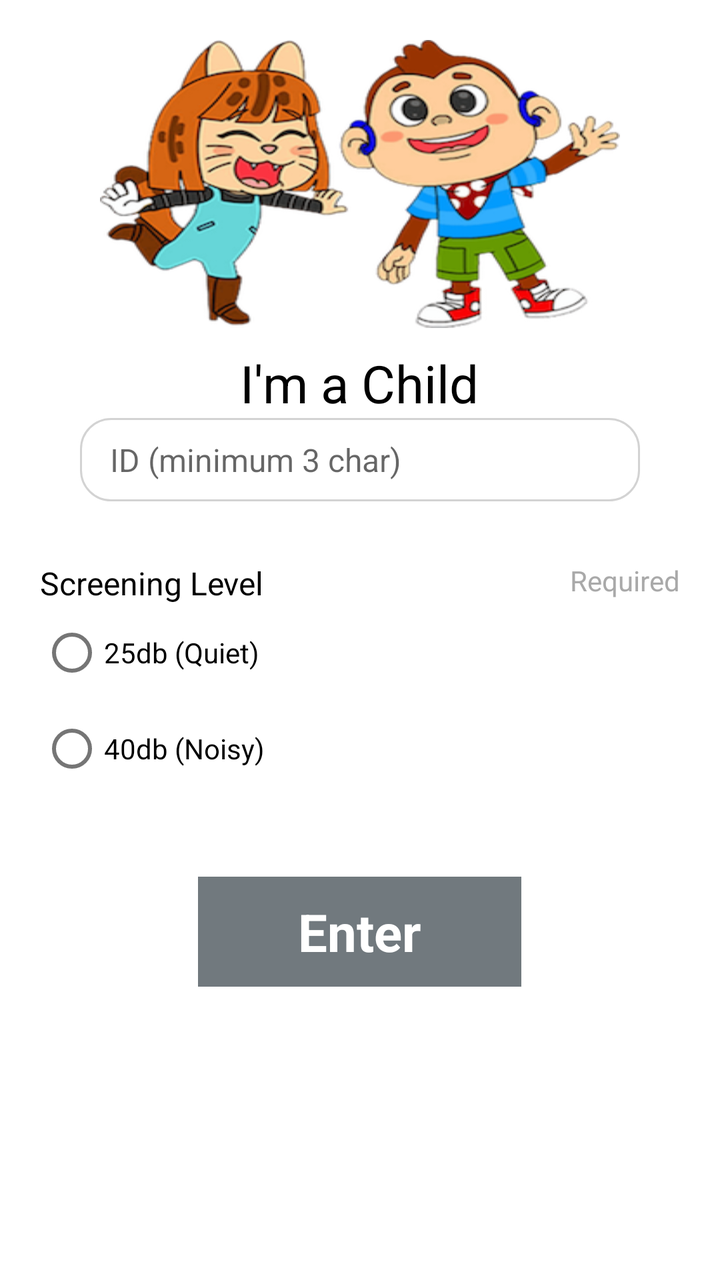
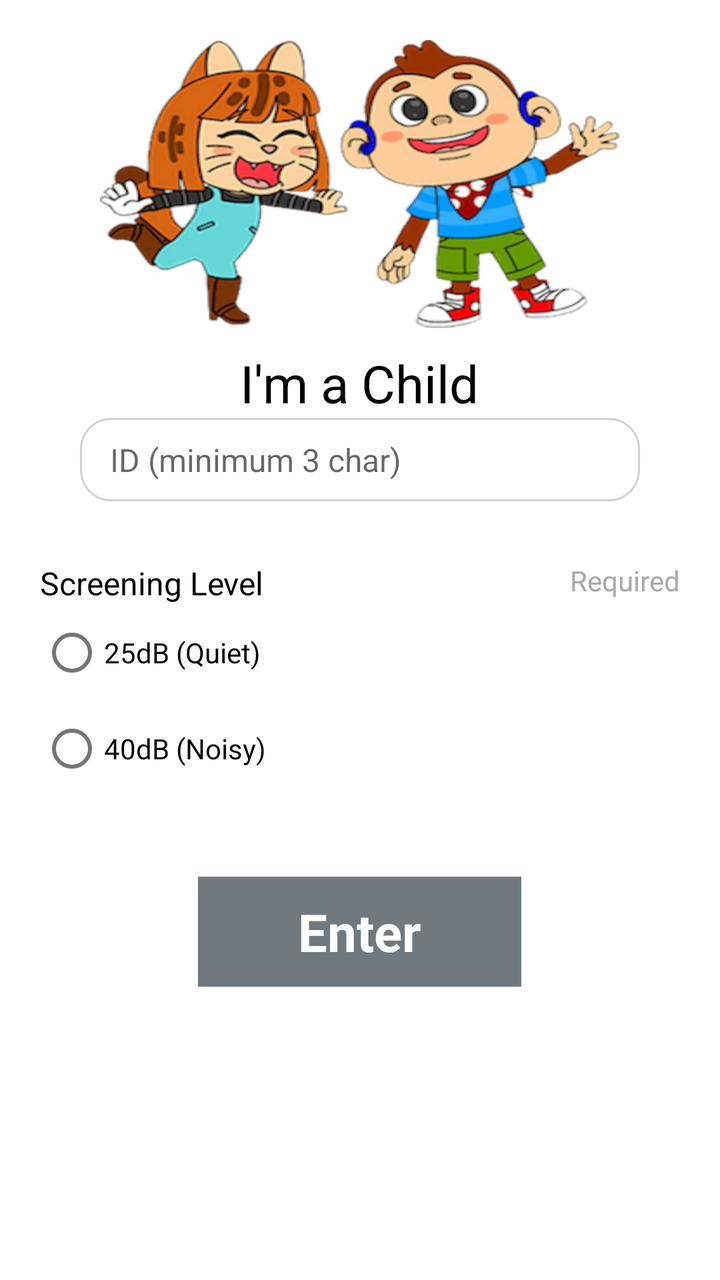

The first picture is an Android layout as it rendered before a commit; the second is the same layout after the commit. The layout source and the unified diff follow.
<!-- AndroidManifest.xml: application theme Theme.IAhead -->
<!-- res/layout/activity_enterid.xml -->
<?xml version="1.0" encoding="utf-8"?>
<LinearLayout xmlns:android="http://schemas.android.com/apk/res/android"
    android:layout_width="match_parent"
    android:layout_height="match_parent"
    android:orientation="vertical">

    <ScrollView
        android:layout_width="match_parent"
        android:layout_height="match_parent">

    <LinearLayout
        android:layout_width="match_parent"
        android:layout_height="match_parent"
        android:orientation="vertical">

    <ImageView
        android:id="@+id/iv_twin"
        android:layout_marginTop="20dp"
        android:background="@drawable/twin"
        android:layout_gravity="center_horizontal"
        android:layout_width="260dp"
        android:layout_height="144dp"/>

    <TextView
        android:id="@+id/tv_type"
        android:layout_width="wrap_content"
        android:layout_height="wrap_content"
        android:text="I'm a Child"
        android:textSize="26dp"
        android:textColor="@color/black"
        android:layout_marginTop="10dp"
        android:layout_gravity="center_horizontal"/>

    <EditText
        android:paddingLeft="15dp"
        android:paddingRight="15dp"
        android:paddingBottom="10dp"
        android:paddingTop="10dp"
        android:layout_gravity="center_horizontal"
        android:background="@drawable/et_white"
        android:singleLine="true"
        android:id="@+id/et_id"
        android:layout_width="280dp"
        android:layout_height="wrap_content"
        android:hint="ID (minimum 3 char)"
        android:textSize="16dp"
        android:textColor="@color/black"/>

    <EditText
        android:layout_marginTop="15dp"
        android:paddingLeft="15dp"
        android:paddingRight="15dp"
        android:paddingBottom="10dp"
        android:paddingTop="10dp"
        android:layout_gravity="center_horizontal"
        android:background="@drawable/et_white"
        android:singleLine="true"
        android:id="@+id/et_name"
        android:layout_width="280dp"
        android:layout_height="wrap_content"
        android:hint="Name"
        android:textSize="16dp"
        android:visibility="gone"
        android:textColor="@color/black"/>

    <EditText
        android:visibility="gone"
        android:layout_marginTop="15dp"
        android:paddingLeft="15dp"
        android:paddingRight="15dp"
        android:paddingBottom="10dp"
        android:paddingTop="10dp"
        android:layout_gravity="center_horizontal"
        android:background="@drawable/et_white"
        android:singleLine="true"
        android:id="@+id/et_phone"
        android:layout_width="280dp"
        android:layout_height="wrap_content"
        android:hint="Phone Number"
        android:textSize="16dp"
        android:inputType="number"
        android:textColor="@color/black"/>

    <EditText
        android:visibility="gone"
        android:layout_marginTop="15dp"
        android:paddingLeft="15dp"
        android:paddingRight="15dp"
        android:paddingBottom="10dp"
        android:paddingTop="10dp"
        android:layout_gravity="center_horizontal"
        android:background="@drawable/et_white"
        android:singleLine="true"
        android:id="@+id/et_email"
        android:layout_width="280dp"
        android:layout_height="wrap_content"
        android:hint="Email Address"
        android:textSize="16dp"
        android:textColor="@color/black"/>
        <RelativeLayout
            android:visibility="gone"
            android:id="@+id/rl_calendar"
            android:gravity="center_horizontal"
            android:layout_marginTop="15dp"
            android:orientation="horizontal"
            android:layout_width="match_parent"
            android:layout_height="wrap_content">

            <EditText
                android:focusableInTouchMode="false"
                android:focusable="false"
                android:clickable="false"
                android:paddingLeft="40dp"
                android:paddingRight="15dp"
                android:paddingBottom="10dp"
                android:paddingTop="10dp"
                android:background="@drawable/et_white"
                android:singleLine="true"
                android:id="@+id/et_calendar"
                android:layout_width="280dp"
                android:layout_height="wrap_content"
                android:hint="Date of Birth"
                android:textSize="16dp"
                android:textColor="@color/black"/>

            <TextView
                android:layout_width="wrap_content"
                android:layout_height="wrap_content"
                android:layout_marginStart="12dp"
                android:layout_marginTop="12dp"
                android:layout_marginEnd="8dp"
                android:layout_marginBottom="8dp"
                android:fontFamily="@font/font_awesome"
                android:text="\uf133"
                android:textColor="@color/light_grey"
                android:textSize="18dp" />
        </RelativeLayout>

    <LinearLayout
        android:layout_marginTop="10dp"
        android:layout_marginLeft="20dp"
        android:layout_marginRight="20dp"
        android:layout_marginBottom="40dp"
        android:gravity="center_horizontal"
        android:layout_width="match_parent"
        android:layout_height="wrap_content"
        android:orientation="vertical">

        <CheckBox
            android:visibility="gone"
            android:id="@+id/chk"
            android:layout_width="wrap_content"
            android:layout_height="wrap_content"
            android:text="I hereby agree to the terms of usage of the iAhead application"
            android:textSize="16dp"
            android:textColor="@color/black"/>

        <RadioGroup
            android:id="@+id/radiogroup"
            android:layout_marginTop="20dp"
            android:layout_width="match_parent"
            android:layout_height="wrap_content"
            android:orientation="vertical">

            <RelativeLayout
                android:layout_width="match_parent"
                android:layout_height="wrap_content">

                <TextView
                    android:id="@+id/header"
                    android:layout_width="wrap_content"
                    android:layout_height="wrap_content"
                    android:text="Screening Level"
                    android:textColor="@color/black"
                    android:textSize="16dp"
                    />

                <TextView
                    android:layout_alignParentRight="true"
                    android:layout_width="wrap_content"
                    android:layout_height="wrap_content"
                    android:text="Required"
                    android:textColor="@color/grey"
                    android:textSize="14dp"
                    />
            </RelativeLayout>

            <RadioButton
                android:layout_width="wrap_content"
                android:layout_height="wrap_content"
                android:text="25db (Quiet)"/>

            <RadioButton
                android:layout_width="wrap_content"
                android:layout_height="wrap_content"
                android:text="40db (Noisy)"/>

        </RadioGroup>
    </LinearLayout>


    <LinearLayout
        android:id="@+id/ll_enter"
        android:layout_gravity="center_horizontal"
        android:layout_width="wrap_content"
        android:layout_height="wrap_content"
        android:background="@color/dark_grey"
        android:orientation="horizontal">

        <TextView
            android:layout_marginRight="50dp"
            android:layout_marginLeft="50dp"
            android:layout_marginBottom="10dp"
            android:layout_marginTop="10dp"
            android:textStyle="bold"
            android:layout_width="wrap_content"
            android:layout_height="wrap_content"
            android:text="Enter"
            android:textSize="26dp"
            android:textColor="@color/white"/>
    </LinearLayout>


        <View
            android:layout_width="match_parent"
            android:layout_height="40dp"/>

    </LinearLayout>
    </ScrollView>
</LinearLayout>
<!-- resources referenced by this layout -->
<resources>
  <color name="black">#FF000000</color>
  <color name="dark_grey">#71797E</color>
  <color name="grey">#A9A9A9</color>
  <color name="light_grey">#D3D3D3</color>
  <color name="white">#FFFFFFFF</color>
  <!-- drawable et_white (drawable) -->
  <?xml version="1.0" encoding="utf-8"?>
  <shape xmlns:android="http://schemas.android.com/apk/res/android"
      android:shape="rectangle"
      android:padding="10dp">
  
      <solid android:color="#FFFFFF" />
      <corners
          android:bottomRightRadius="15dp"
          android:bottomLeftRadius="15dp"
          android:topLeftRadius="15dp"
          android:topRightRadius="15dp" />
      <stroke
          android:color="@color/light_grey"
          android:width="1dp"/>
  </shape>
  <!-- drawable twin: png bitmap (drawable, 100484 bytes) -->
  <style name="Theme.IAhead" parent="Theme.MaterialComponents.DayNight.NoActionBar">
          
          <item name="colorPrimary">@color/purple_500</item>
          <item name="colorPrimaryVariant">@color/purple_700</item>
          <item name="colorOnPrimary">@color/white</item>
          
          <item name="colorSecondary">@color/teal_200</item>
          <item name="colorSecondaryVariant">@color/teal_700</item>
          <item name="colorOnSecondary">@color/black</item>
          
          <item name="android:statusBarColor">?attr/colorPrimaryVariant</item>
          
      </style>
  <color name="purple_500">#FF6200EE</color>
  <color name="purple_700">#FF3700B3</color>
  <color name="teal_200">#FF03DAC5</color>
  <color name="teal_700">#FF018786</color>
</resources>

<!-- the commit's change to res/layout/activity_enterid.xml (unified diff, before → after) -->
@@ -188,12 +188,12 @@
             <RadioButton
                 android:layout_width="wrap_content"
                 android:layout_height="wrap_content"
-                android:text="25db (Quiet)"/>
+                android:text="25dB (Quiet)"/>
 
             <RadioButton
                 android:layout_width="wrap_content"
                 android:layout_height="wrap_content"
-                android:text="40db (Noisy)"/>
+                android:text="40dB (Noisy)"/>
 
         </RadioGroup>
     </LinearLayout>
